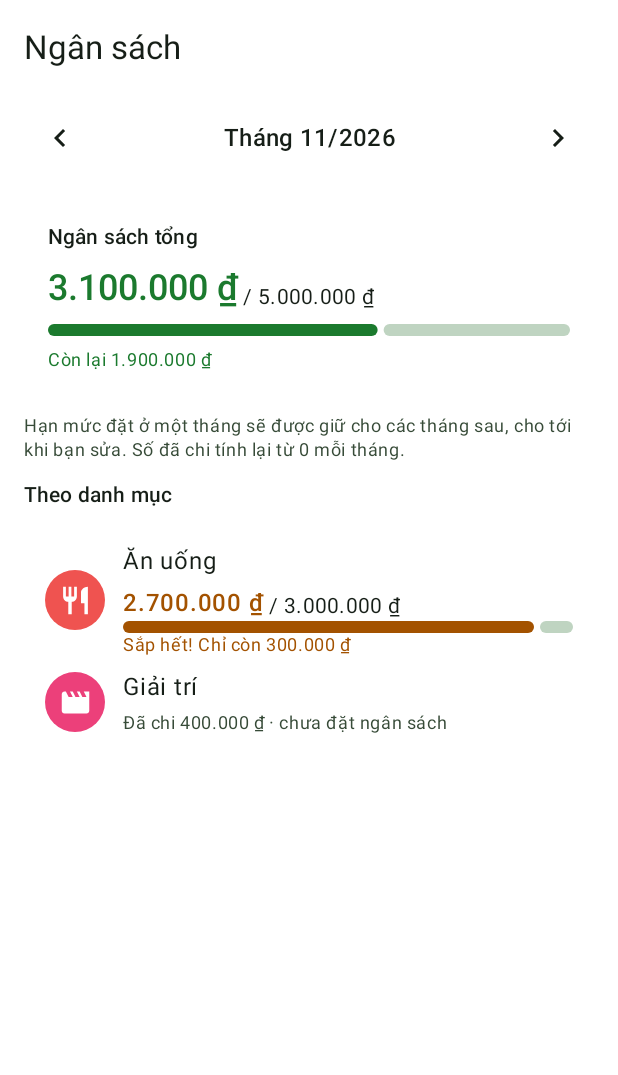
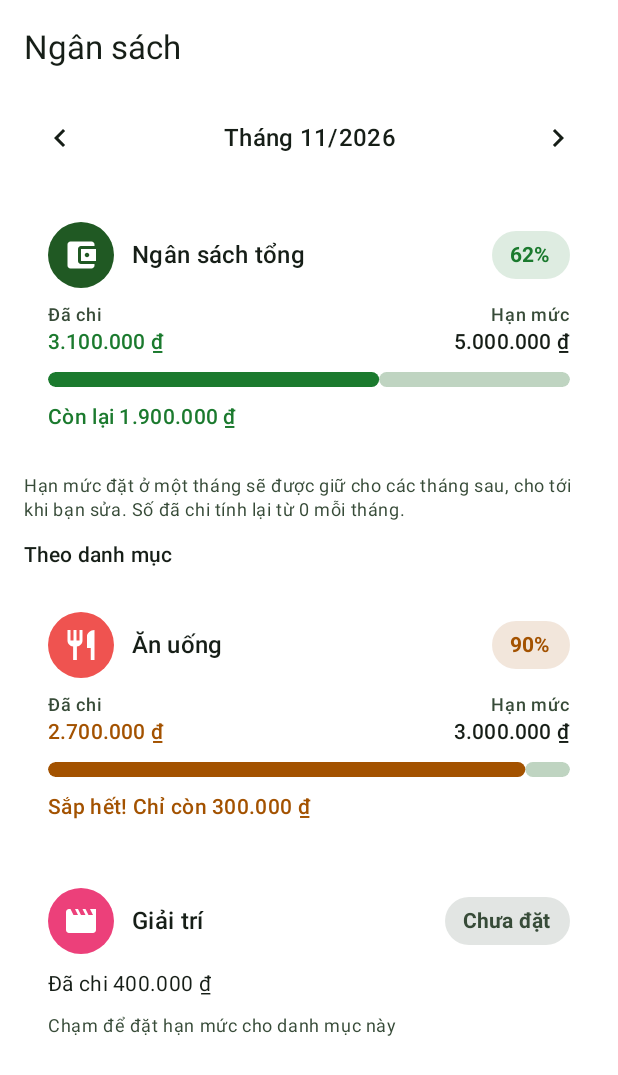
Before and after one commit to KuroN3ko276/fun-manager, an Android app built with Jetpack Compose: the @Preview function BudgetScreenPreview, on a phone screen of 412 x 824 dp. Shown: the top 1075 px of the screen. Run offline under Robolectric (Android 15) with nearby library versions, the phone set to English and light mode, and no system bars; our stand-ins replace Room's generated code.

Commit message:
feat: separate card per budget category
- Each category (and the total budget) is its own glass card with icon, name,
  usage pill (% or "Chưa đặt"), spent / limit columns, rounded progress bar and remaining amount
- Shorter "Từ MM/yyyy" label for inherited limits so it fits on one line with large fonts

Co-Authored-By: Claude Opus 5.5 <noreply@anthropic.com>

```diff
--- a/app/src/main/java/com/funmanager/ui/budget/BudgetScreen.kt
+++ b/app/src/main/java/com/funmanager/ui/budget/BudgetScreen.kt
@@ -1,6 +1,6 @@
 package com.funmanager.ui.budget
 
-import androidx.compose.foundation.clickable
+import androidx.compose.foundation.background
 import androidx.compose.foundation.layout.Arrangement
 import androidx.compose.foundation.layout.Column
 import androidx.compose.foundation.layout.PaddingValues
@@ -9,12 +9,14 @@ import androidx.compose.foundation.layout.Spacer
 import androidx.compose.foundation.layout.WindowInsets
 import androidx.compose.foundation.layout.fillMaxSize
 import androidx.compose.foundation.layout.fillMaxWidth
-import androidx.compose.foundation.layout.height
 import androidx.compose.foundation.layout.padding
 import androidx.compose.foundation.layout.width
 import androidx.compose.foundation.lazy.LazyColumn
+import androidx.compose.foundation.lazy.items
+import androidx.compose.foundation.shape.RoundedCornerShape
 import androidx.compose.foundation.text.KeyboardOptions
 import androidx.compose.material.icons.Icons
+import androidx.compose.material.icons.filled.AccountBalanceWallet
 import androidx.compose.material.icons.filled.Savings
 import androidx.compose.material3.AlertDialog
 import androidx.compose.material3.ExperimentalMaterial3Api
@@ -36,8 +38,10 @@ import androidx.compose.ui.Alignment
 import androidx.compose.ui.Modifier
 import androidx.compose.ui.focus.FocusRequester
 import androidx.compose.ui.focus.focusRequester
+import androidx.compose.ui.graphics.Color
 import androidx.compose.ui.res.stringResource
 import androidx.compose.ui.text.TextRange
+import androidx.compose.ui.text.font.FontWeight
 import androidx.compose.ui.text.input.KeyboardType
 import androidx.compose.ui.text.input.TextFieldValue
 import androidx.compose.ui.tooling.preview.Preview
@@ -59,6 +63,7 @@ import com.funmanager.domain.summarize
 import com.funmanager.ui.components.BudgetBar
 import com.funmanager.ui.components.CategoryIcon
 import com.funmanager.ui.components.GlassCard
+import com.funmanager.ui.components.IconBubble
 import com.funmanager.ui.components.MoneyText
 import com.funmanager.ui.components.MonthSelector
 import com.funmanager.ui.components.color
@@ -66,6 +71,7 @@ import com.funmanager.ui.components.formatAmountInput
 import com.funmanager.ui.components.label
 import com.funmanager.ui.theme.FunManagerTheme
 import java.time.YearMonth
+import kotlin.math.roundToInt
 
 @Composable
 fun BudgetRoute(viewModel: BudgetViewModel = viewModel(factory = BudgetViewModel.Factory)) {
@@ -103,16 +109,8 @@ fun BudgetScreen(
             item {
                 Text(stringResource(R.string.budget_by_category), style = MaterialTheme.typography.titleSmall)
             }
-            if (state.overview.categories.isNotEmpty()) {
-                item {
-                    GlassCard(Modifier.fillMaxWidth()) {
-                        Column(Modifier.padding(horizontal = 14.dp, vertical = 6.dp)) {
-                            state.overview.categories.forEach { row ->
-                                CategoryBudgetRow(row, inheritedSince(state, row.category.id), onClick = { editing = row.category.id })
-                            }
-                        }
-                    }
-                }
+            items(state.overview.categories, key = { it.category.id }) { row ->
+                CategoryBudgetCard(row, inheritedSince(state, row.category.id), onClick = { editing = row.category.id })
             }
         }
     }
@@ -138,32 +136,69 @@ fun BudgetScreen(
 
 @Composable
 private fun TotalBudgetCard(state: BudgetUiState, onClick: () -> Unit) {
-    val total = state.overview.total
+    BudgetCard(
+        icon = { IconBubble(Icons.Filled.AccountBalanceWallet, MaterialTheme.colorScheme.primary, size = 44.dp) },
+        title = stringResource(R.string.total_budget),
+        since = inheritedSince(state, Budget.TOTAL_CATEGORY_ID),
+        progress = state.overview.total,
+        spent = state.overview.totalSpent,
+        emptyHint = stringResource(R.string.tap_to_set_budget),
+        onClick = onClick,
+    )
+}
+
+/** Tháng bắt đầu áp dụng nếu hạn mức được kế thừa từ tháng trước; null nếu đặt ngay trong tháng đang xem. */
+private fun inheritedSince(state: BudgetUiState, categoryId: Long): YearMonth? =
+    state.since[categoryId]?.takeIf { it < state.month }
+
+@Composable
+private fun CategoryBudgetCard(row: CategoryBudget, since: YearMonth?, onClick: () -> Unit) {
+    BudgetCard(
+        icon = { CategoryIcon(row.category, size = 44.dp) },
+        title = row.category.name,
+        since = since,
+        progress = row.progress,
+        spent = row.spent,
+        emptyHint = stringResource(R.string.tap_to_set_limit),
+        onClick = onClick,
+    )
+}
+
+/** Thẻ ngân sách: tiêu đề + % đã dùng, đã chi / hạn mức, thanh tiến độ, số còn lại (hoặc gợi ý đặt hạn mức). */
+@Composable
+private fun BudgetCard(
+    icon: @Composable () -> Unit,
+    title: String,
+    since: YearMonth?,
+    progress: BudgetProgress?,
+    spent: Long,
+    emptyHint: String,
+    onClick: () -> Unit,
+) {
     GlassCard(Modifier.fillMaxWidth(), onClick = onClick) {
-        Column(Modifier.padding(16.dp), verticalArrangement = Arrangement.spacedBy(8.dp)) {
-            Text(stringResource(R.string.total_budget), style = MaterialTheme.typography.labelLarge)
-            if (total == null) {
-                Text(stringResource(R.string.tap_to_set_budget), color = MaterialTheme.colorScheme.onSurfaceVariant)
+        Column(Modifier.padding(16.dp), verticalArrangement = Arrangement.spacedBy(10.dp)) {
+            Row(verticalAlignment = Alignment.CenterVertically) {
+                icon()
+                Spacer(Modifier.width(12.dp))
+                Column(Modifier.weight(1f)) {
+                    Text(title, style = MaterialTheme.typography.titleMedium, fontWeight = FontWeight.SemiBold)
+                    if (since != null) {
                         Text(
-                    stringResource(R.string.spent_amount, formatVnd(state.overview.totalSpent)),
-                    style = MaterialTheme.typography.bodyMedium,
+                            stringResource(R.string.budget_since, "%02d/%d".format(since.monthValue, since.year)),
+                            style = MaterialTheme.typography.labelSmall,
+                            color = MaterialTheme.colorScheme.onSurfaceVariant,
                         )
-            } else {
-                ProgressDetails(total, large = true, since = inheritedSince(state, Budget.TOTAL_CATEGORY_ID))
                     }
                 }
+                StatusPill(progress)
             }
-}
-
-@Composable
-private fun ProgressDetails(progress: BudgetProgress, large: Boolean = false, since: YearMonth? = null) {
-    Row(verticalAlignment = Alignment.Bottom) {
-        MoneyText(
-            progress.spent,
-            color = progress.level.color(),
-            style = if (large) MaterialTheme.typography.headlineSmall else MaterialTheme.typography.bodyLarge,
-        )
-        Text(" / " + formatVnd(progress.limit), style = MaterialTheme.typography.bodyMedium)
+            if (progress == null) {
+                Text(stringResource(R.string.spent_amount, formatVnd(spent)), style = MaterialTheme.typography.bodyMedium)
+                Text(emptyHint, style = MaterialTheme.typography.bodySmall, color = MaterialTheme.colorScheme.onSurfaceVariant)
+            } else {
+                Row(Modifier.fillMaxWidth()) {
+                    LabeledAmount(stringResource(R.string.spent), progress.spent, progress.level.color(), Modifier.weight(1f))
+                    LabeledAmount(stringResource(R.string.limit), progress.limit, MaterialTheme.colorScheme.onSurface, Modifier.weight(1f), end = true)
                 }
                 BudgetBar(progress)
                 val message = when (progress.level) {
@@ -171,42 +206,33 @@ private fun ProgressDetails(progress: BudgetProgress, large: Boolean = false, si
                     BudgetLevel.WARNING -> stringResource(R.string.budget_warning, formatVnd(progress.remaining))
                     BudgetLevel.OK -> stringResource(R.string.budget_remaining, formatVnd(progress.remaining))
                 }
-    Text(message, style = MaterialTheme.typography.bodySmall, color = progress.level.color())
-    if (since != null) {
-        Text(
-            stringResource(R.string.budget_since, since.label()),
-            style = MaterialTheme.typography.labelSmall,
-            color = MaterialTheme.colorScheme.onSurfaceVariant,
-        )
+                Text(message, style = MaterialTheme.typography.bodyMedium, fontWeight = FontWeight.Medium, color = progress.level.color())
+            }
+        }
     }
 }
 
-/** Tháng bắt đầu áp dụng nếu hạn mức được kế thừa từ tháng trước; null nếu đặt ngay trong tháng đang xem. */
-private fun inheritedSince(state: BudgetUiState, categoryId: Long): YearMonth? =
-    state.since[categoryId]?.takeIf { it < state.month }
+/** Viên nhỏ góc phải: % đã dùng (màu theo mức) hoặc "Chưa đặt". */
+@Composable
+private fun StatusPill(progress: BudgetProgress?) {
+    val color = progress?.level?.color() ?: MaterialTheme.colorScheme.onSurfaceVariant
+    val text = progress?.let { "${(it.ratio * 100).roundToInt()}%" } ?: stringResource(R.string.not_set)
+    Text(
+        text,
+        style = MaterialTheme.typography.labelLarge,
+        fontWeight = FontWeight.Bold,
+        color = color,
+        modifier = Modifier
+            .background(color.copy(alpha = 0.14f), RoundedCornerShape(50))
+            .padding(horizontal = 12.dp, vertical = 6.dp),
+    )
+}
 
 @Composable
-private fun CategoryBudgetRow(row: CategoryBudget, since: YearMonth?, onClick: () -> Unit) {
-    Row(
-        modifier = Modifier.fillMaxWidth().clickable(onClick = onClick).padding(vertical = 4.dp),
-        verticalAlignment = Alignment.CenterVertically,
-    ) {
-        CategoryIcon(row.category)
-        Spacer(Modifier.width(12.dp))
-        Column(Modifier.weight(1f)) {
-            Text(row.category.name, style = MaterialTheme.typography.bodyLarge)
-            Spacer(Modifier.height(4.dp))
-            val progress = row.progress
-            if (progress == null) {
-                Text(
-                    stringResource(R.string.spent_no_budget, formatVnd(row.spent)),
-                    style = MaterialTheme.typography.bodySmall,
-                    color = MaterialTheme.colorScheme.onSurfaceVariant,
-                )
-            } else {
-                ProgressDetails(progress, since = since)
-            }
-        }
+private fun LabeledAmount(label: String, amount: Long, color: Color, modifier: Modifier = Modifier, end: Boolean = false) {
+    Column(modifier, horizontalAlignment = if (end) Alignment.End else Alignment.Start) {
+        Text(label, style = MaterialTheme.typography.labelMedium, color = MaterialTheme.colorScheme.onSurfaceVariant)
+        MoneyText(amount, color = color, style = MaterialTheme.typography.titleSmall)
     }
 }
 
--- a/app/src/main/java/com/funmanager/ui/components/BudgetBar.kt
+++ b/app/src/main/java/com/funmanager/ui/components/BudgetBar.kt
@@ -7,6 +7,9 @@ import androidx.compose.material3.MaterialTheme
 import androidx.compose.runtime.Composable
 import androidx.compose.runtime.ReadOnlyComposable
 import androidx.compose.ui.Modifier
+import androidx.compose.ui.draw.clip
+import androidx.compose.ui.graphics.StrokeCap
+import androidx.compose.foundation.shape.RoundedCornerShape
 import androidx.compose.ui.graphics.Color
 import androidx.compose.ui.unit.dp
 import com.funmanager.domain.BudgetLevel
@@ -30,6 +33,8 @@ fun BudgetBar(progress: BudgetProgress, modifier: Modifier = Modifier) {
         color = progress.level.color(),
         trackColor = MaterialTheme.colorScheme.surfaceVariant,
         drawStopIndicator = {},
-        modifier = modifier.fillMaxWidth().height(8.dp),
+        strokeCap = StrokeCap.Round,
+        gapSize = 0.dp,
+        modifier = modifier.fillMaxWidth().height(10.dp).clip(RoundedCornerShape(50)),
     )
 }
--- a/app/src/main/res/values/strings.xml
+++ b/app/src/main/res/values/strings.xml
@@ -191,7 +191,7 @@
     <string name="widget_no_budget_short">chưa đặt ngân sách</string>
 
     <string name="budget_carry_over_note">Hạn mức đặt ở một tháng sẽ được giữ cho các tháng sau, cho tới khi bạn sửa. Số đã chi tính lại từ 0 mỗi tháng.</string>
-    <string name="budget_since">Áp dụng từ %1$s</string>
+    <string name="budget_since">Từ %1$s</string>
 
     <string name="upcoming_amount">Sắp tới: %1$s</string>
 
@@ -203,4 +203,9 @@
     <string name="balance_of_month">Số dư tháng</string>
 
     <string name="goal_of_target">trên mục tiêu %1$s</string>
+
+    <string name="spent">Đã chi</string>
+    <string name="limit">Hạn mức</string>
+    <string name="not_set">Chưa đặt</string>
+    <string name="tap_to_set_limit">Chạm để đặt hạn mức cho danh mục này</string>
 </resources>
```
Lines whose indentation alone changed are shown as unchanged.
